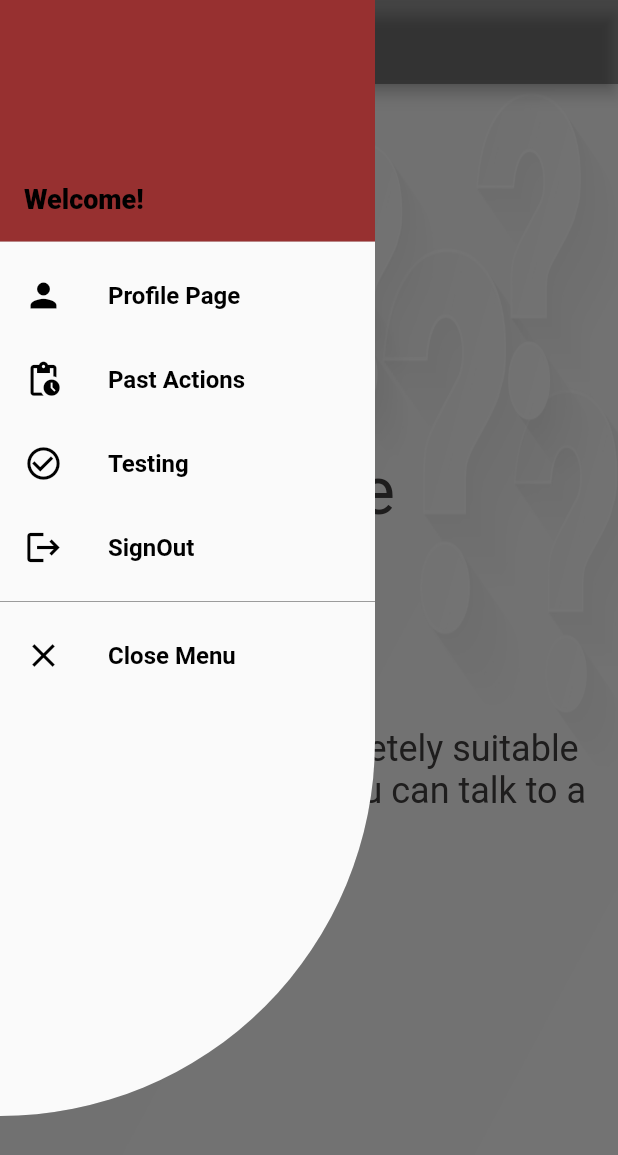
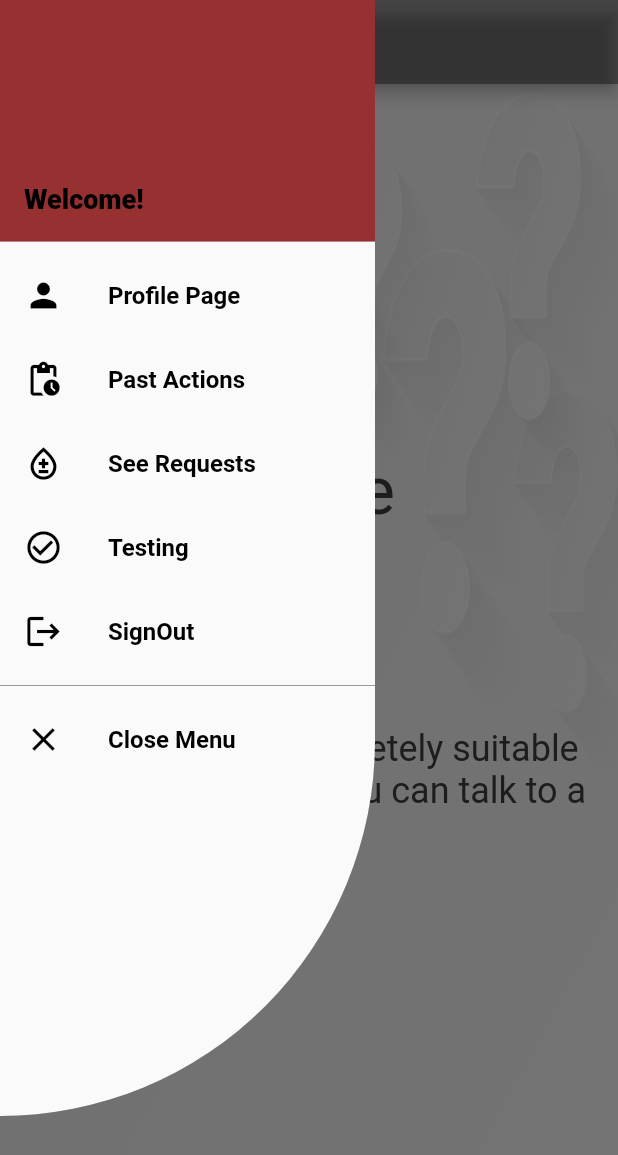
Before and after one commit to ZehraMogulkoc/blood_buddy_nv, a Flutter app: the ScoreScreen screen opened directly, with the side drawer open, on a phone screen of 412 x 824 dp. Shown: the top 1155 px of the screen. Run offline on Flutter 3.47's test engine with Material 2 defaults, Android fonts, the phone set to English and light mode, and no system bars; our stand-ins replace flutter_svg, flutter_vector_icons, fluttertoast, get; missing offline and left inert: flutter_phone_direct_caller.

Commit message:
Update donor_drawet.dart

```diff
--- a/lib/screens/donor_drawet.dart
+++ b/lib/screens/donor_drawet.dart
@@ -4,6 +4,8 @@ import 'package:blood_buddy_nv/screens/welcome/transaction_result.dart';
 import 'package:blood_buddy_nv/screens/welcome/welcome_screen.dart';
 import 'package:flutter/material.dart';
 import 'dart:ui';
+
+import 'blood_request.dart';
 
 class DonorDrawer extends StatelessWidget {
   @override
@@ -86,6 +88,27 @@ class DonorDrawer extends StatelessWidget {
                 ),
                 new ListTile(
                   title: new Text(
+                    'See Requests ',
+                    style: TextStyle(
+                      fontSize: 16.0,
+                      fontWeight: FontWeight.w600,
+                      color: Colors.black,
+                    ),
+                  ),
+                  onTap: () {
+                    // Update the state of the app
+                    // ...
+                    // Then close the drawer // transaction resuşt should be in profile page
+                    Navigator.push(context,   MaterialPageRoute(builder: (context) => ShowRequest()));
+                  },
+                  leading: new Icon(
+                    Icons.bloodtype_outlined,
+                    size: 26.0,
+                    color: Colors.black,
+                  ),
+                ),
+                new ListTile(
+                  title: new Text(
                     'Testing',
                     style: TextStyle(
                       fontSize: 16.0,
```
